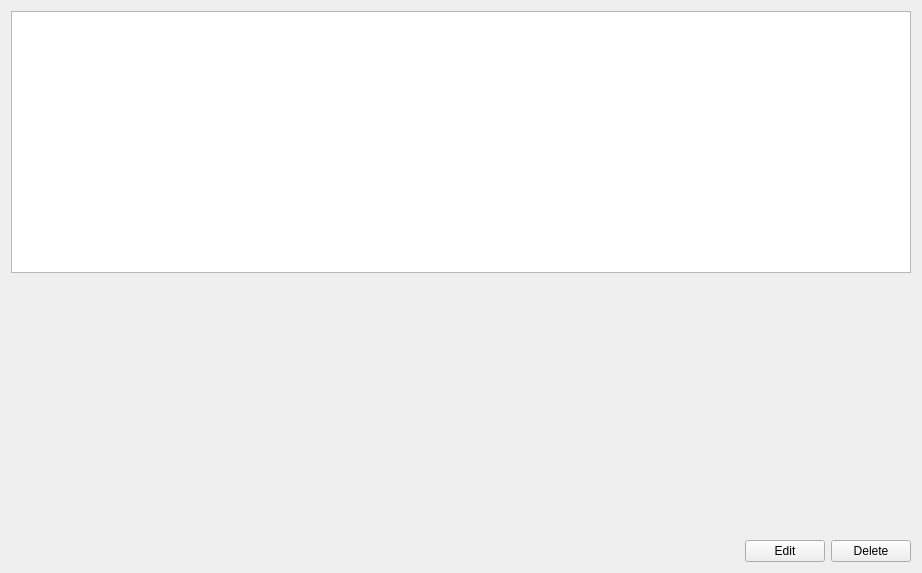
Old version of the form ui/qt/HomePage.ui in the repository IwanIDev/cs-unit5.
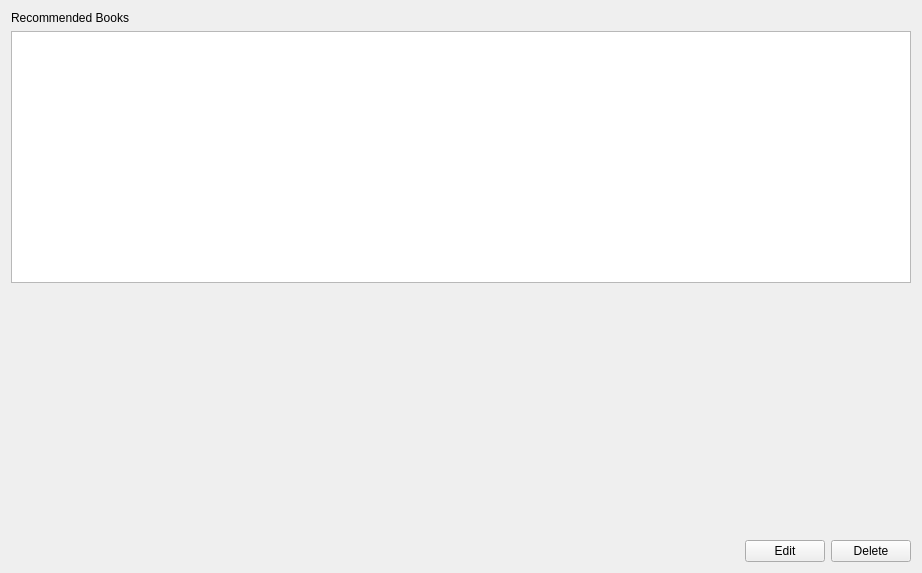
New version of the form.

Commit message: Added a label to the HomePage.

What changed in the file:
```diff
--- a/ui/qt/HomePage.ui
+++ b/ui/qt/HomePage.ui
@@ -14,6 +14,13 @@
    <string>Form</string>
   </property>
   <layout class="QVBoxLayout" name="verticalLayout">
+   <item>
+    <widget class="QLabel" name="label">
+     <property name="text">
+      <string>Recommended Books</string>
+     </property>
+    </widget>
+   </item>
    <item>
     <widget class="QTableWidget" name="books"/>
    </item>
```
